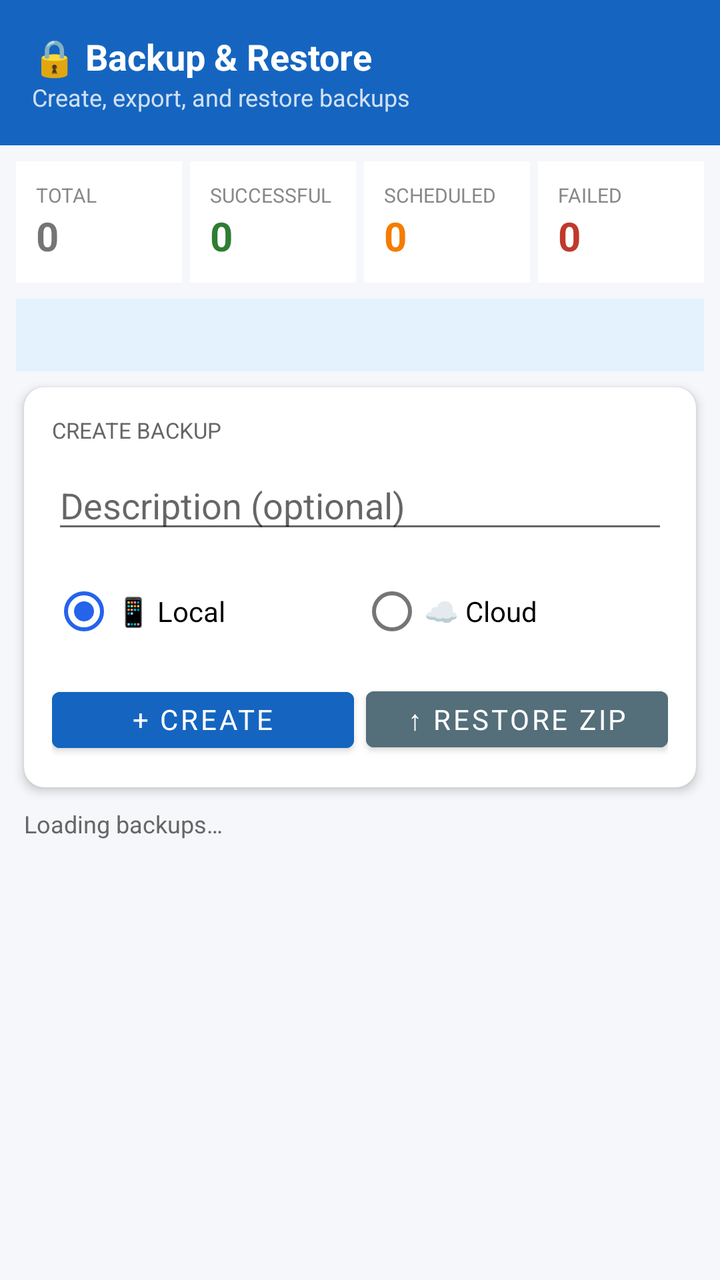
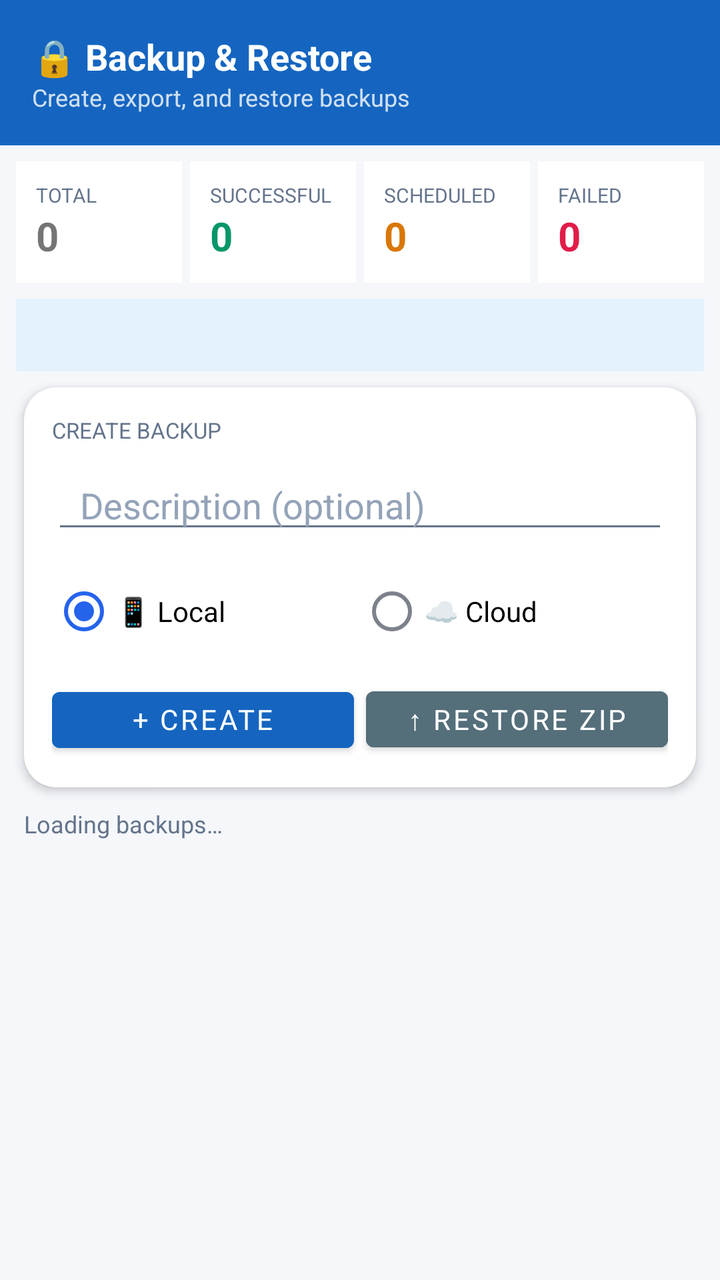

Screens rendered from an Android XML layout before and after an edit, with the pre-edit source and the edit as a unified diff.
<!-- AndroidManifest.xml: application theme Theme.ExpenseOS -->
<!-- res/layout/fragment_backup_zip.xml -->
<?xml version="1.0" encoding="utf-8"?>
<LinearLayout xmlns:android="http://schemas.android.com/apk/res/android"
    xmlns:app="http://schemas.android.com/apk/res-auto"
    android:layout_width="match_parent"
    android:layout_height="match_parent"
    android:background="#F5F7FA"
    android:orientation="vertical">

    
    <LinearLayout
        android:layout_width="match_parent"
        android:layout_height="wrap_content"
        android:background="#1565C0"
        android:orientation="vertical"
        android:padding="16dp">

        <TextView
            android:layout_width="wrap_content"
            android:layout_height="wrap_content"
            android:text="🔒 Backup &amp; Restore"
            android:textColor="@android:color/white"
            android:textSize="18sp"
            android:textStyle="bold" />

        <TextView
            android:layout_width="wrap_content"
            android:layout_height="wrap_content"
            android:text="Create, export, and restore backups"
            android:textColor="#CCFFFFFF"
            android:textSize="12sp" />
    </LinearLayout>

    
    <LinearLayout
        android:layout_width="match_parent"
        android:layout_height="wrap_content"
        android:orientation="horizontal"
        android:padding="8dp">

        <LinearLayout
            android:layout_width="0dp"
            android:layout_height="wrap_content"
            android:layout_marginEnd="4dp"
            android:layout_weight="1"
            android:background="@android:color/white"
            android:orientation="vertical"
            android:padding="10dp">

            <TextView
                android:layout_width="wrap_content"
                android:layout_height="wrap_content"
                android:text="TOTAL"
                android:textColor="#888"
                android:textSize="10sp" />

            <TextView
                android:id="@+id/tv_stat_total"
                android:layout_width="wrap_content"
                android:layout_height="wrap_content"
                android:text="0"
                android:textSize="20sp"
                android:textStyle="bold" />
        </LinearLayout>

        <LinearLayout
            android:layout_width="0dp"
            android:layout_height="wrap_content"
            android:layout_marginEnd="4dp"
            android:layout_weight="1"
            android:background="@android:color/white"
            android:orientation="vertical"
            android:padding="10dp">

            <TextView
                android:layout_width="wrap_content"
                android:layout_height="wrap_content"
                android:text="SUCCESSFUL"
                android:textColor="#888"
                android:textSize="10sp" />

            <TextView
                android:id="@+id/tv_stat_success"
                android:layout_width="wrap_content"
                android:layout_height="wrap_content"
                android:text="0"
                android:textColor="#2E7D32"
                android:textSize="20sp"
                android:textStyle="bold" />
        </LinearLayout>

        <LinearLayout
            android:layout_width="0dp"
            android:layout_height="wrap_content"
            android:layout_marginEnd="4dp"
            android:layout_weight="1"
            android:background="@android:color/white"
            android:orientation="vertical"
            android:padding="10dp">

            <TextView
                android:layout_width="wrap_content"
                android:layout_height="wrap_content"
                android:text="SCHEDULED"
                android:textColor="#888"
                android:textSize="10sp" />

            <TextView
                android:id="@+id/tv_stat_scheduled"
                android:layout_width="wrap_content"
                android:layout_height="wrap_content"
                android:text="0"
                android:textColor="#F57C00"
                android:textSize="20sp"
                android:textStyle="bold" />
        </LinearLayout>

        <LinearLayout
            android:layout_width="0dp"
            android:layout_height="wrap_content"
            android:layout_weight="1"
            android:background="@android:color/white"
            android:orientation="vertical"
            android:padding="10dp">

            <TextView
                android:layout_width="wrap_content"
                android:layout_height="wrap_content"
                android:text="FAILED"
                android:textColor="#888"
                android:textSize="10sp" />

            <TextView
                android:id="@+id/tv_stat_failed"
                android:layout_width="wrap_content"
                android:layout_height="wrap_content"
                android:text="0"
                android:textColor="#C0392B"
                android:textSize="20sp"
                android:textStyle="bold" />
        </LinearLayout>
    </LinearLayout>

    
    <TextView
        android:id="@+id/tv_schedule_banner"
        android:layout_width="match_parent"
        android:layout_height="wrap_content"
        android:layout_marginHorizontal="8dp"
        android:layout_marginBottom="8dp"
        android:background="#E3F2FD"
        android:padding="10dp"
        android:textColor="#1565C0"
        android:textSize="12sp" />

    
    <androidx.cardview.widget.CardView
        android:layout_width="match_parent"
        android:layout_height="wrap_content"
        android:layout_marginHorizontal="12dp"
        android:layout_marginBottom="10dp"
        app:cardCornerRadius="10dp"
        app:cardElevation="3dp">

        <LinearLayout
            android:layout_width="match_parent"
            android:layout_height="wrap_content"
            android:orientation="vertical"
            android:padding="14dp">

            <TextView
                android:layout_width="wrap_content"
                android:layout_height="wrap_content"
                android:layout_marginBottom="8dp"
                android:text="CREATE BACKUP"
                android:textColor="#666"
                android:textSize="11sp" />

            <EditText
                android:id="@+id/et_backup_desc"
                android:layout_width="match_parent"
                android:layout_height="wrap_content"
                android:layout_marginBottom="10dp"
                android:hint="Description (optional)" />

            <RadioGroup
                android:id="@+id/rgBackupMode"
                android:layout_width="match_parent"
                android:layout_height="wrap_content"
                android:layout_marginBottom="10dp"
                android:orientation="horizontal">

                <RadioButton
                    android:id="@+id/rbLocal"
                    android:layout_width="0dp"
                    android:layout_height="wrap_content"
                    android:layout_weight="1"
                    android:checked="true"
                    android:text="📱 Local" />

                <RadioButton
                    android:id="@+id/rbCloud"
                    android:layout_width="0dp"
                    android:layout_height="wrap_content"
                    android:layout_weight="1"
                    android:text="☁ Cloud" />
            </RadioGroup>

            <LinearLayout
                android:layout_width="match_parent"
                android:layout_height="wrap_content"
                android:orientation="horizontal">

                <Button
                    android:id="@+id/btn_create_backup"
                    android:layout_width="0dp"
                    android:layout_height="40dp"
                    android:layout_marginEnd="6dp"
                    android:layout_weight="1"
                    android:backgroundTint="#1565C0"
                    android:text="+ Create Backup"
                    android:textColor="@android:color/white" />

                <Button
                    android:id="@+id/btn_upload_backup"
                    android:layout_width="0dp"
                    android:layout_height="40dp"
                    android:layout_weight="1"
                    android:backgroundTint="#546E7A"
                    android:text="↑ Restore ZIP"
                    android:textColor="@android:color/white" />
            </LinearLayout>
        </LinearLayout>
    </androidx.cardview.widget.CardView>

    
    <TextView
        android:id="@+id/tv_backup_stats"
        android:layout_width="wrap_content"
        android:layout_height="wrap_content"
        android:layout_marginHorizontal="12dp"
        android:layout_marginBottom="6dp"
        android:text="Loading backups…"
        android:textColor="#666"
        android:textSize="12sp" />

    
    <androidx.recyclerview.widget.RecyclerView
        android:id="@+id/rv_backups"
        android:layout_width="match_parent"
        android:layout_height="0dp"
        android:layout_weight="1"
        android:clipToPadding="false"
        android:paddingHorizontal="12dp"
        android:paddingBottom="12dp" />

</LinearLayout>
<!-- resources referenced by this layout -->
<resources>
  <style name="Theme.ExpenseOS" parent="Theme.MaterialComponents.Light.NoActionBar">
          <item name="colorPrimary">@color/primary</item>
          <item name="colorPrimaryDark">@color/primary_dark</item>
          <item name="colorAccent">@color/primary</item>
          <item name="android:windowBackground">@color/bg</item>
          <item name="android:fontFamily">sans-serif</item>
          <item name="android:statusBarColor">@color/primary_dark</item>
      </style>
  <color name="bg">#F8FAFC</color>
  <!-- unchanged entries left out for length: 2 -->
</resources>

<!-- the commit's change to res/layout/fragment_backup_zip.xml (unified diff, before → after) -->
@@ -3,7 +3,7 @@
     xmlns:app="http://schemas.android.com/apk/res-auto"
     android:layout_width="match_parent"
     android:layout_height="match_parent"
-    android:background="#F5F7FA"
+    android:background="@color/bg"
     android:orientation="vertical">
 
     
@@ -42,7 +42,7 @@
             android:layout_height="wrap_content"
             android:layout_marginEnd="4dp"
             android:layout_weight="1"
-            android:background="@android:color/white"
+            android:background="@color/bg_card"
             android:orientation="vertical"
             android:padding="10dp">
 
@@ -50,7 +50,7 @@
                 android:layout_width="wrap_content"
                 android:layout_height="wrap_content"
                 android:text="TOTAL"
-                android:textColor="#888"
+                android:textColor="@color/text_muted"
                 android:textSize="10sp" />
 
             <TextView
@@ -67,7 +67,7 @@
             android:layout_height="wrap_content"
             android:layout_marginEnd="4dp"
             android:layout_weight="1"
-            android:background="@android:color/white"
+            android:background="@color/bg_card"
             android:orientation="vertical"
             android:padding="10dp">
 
@@ -75,7 +75,7 @@
                 android:layout_width="wrap_content"
                 android:layout_height="wrap_content"
                 android:text="SUCCESSFUL"
-                android:textColor="#888"
+                android:textColor="@color/text_muted"
                 android:textSize="10sp" />
 
             <TextView
@@ -83,7 +83,7 @@
                 android:layout_width="wrap_content"
                 android:layout_height="wrap_content"
                 android:text="0"
-                android:textColor="#2E7D32"
+                android:textColor="@color/green"
                 android:textSize="20sp"
                 android:textStyle="bold" />
         </LinearLayout>
@@ -93,7 +93,7 @@
             android:layout_height="wrap_content"
             android:layout_marginEnd="4dp"
             android:layout_weight="1"
-            android:background="@android:color/white"
+            android:background="@color/bg_card"
             android:orientation="vertical"
             android:padding="10dp">
 
@@ -101,7 +101,7 @@
                 android:layout_width="wrap_content"
                 android:layout_height="wrap_content"
                 android:text="SCHEDULED"
-                android:textColor="#888"
+                android:textColor="@color/text_muted"
                 android:textSize="10sp" />
 
             <TextView
@@ -109,16 +109,16 @@
                 android:layout_width="wrap_content"
                 android:layout_height="wrap_content"
                 android:text="0"
-                android:textColor="#F57C00"
-                android:textSize="20sp"
-                android:textStyle="bold" />
-        </LinearLayout>
-
-        <LinearLayout
-            android:layout_width="0dp"
-            android:layout_height="wrap_content"
-            android:layout_weight="1"
-            android:background="@android:color/white"
+                android:textColor="@color/warning"
+                android:textSize="20sp"
+                android:textStyle="bold" />
+        </LinearLayout>
+
+        <LinearLayout
+            android:layout_width="0dp"
+            android:layout_height="wrap_content"
+            android:layout_weight="1"
+            android:background="@color/bg_card"
             android:orientation="vertical"
             android:padding="10dp">
 
@@ -126,7 +126,7 @@
                 android:layout_width="wrap_content"
                 android:layout_height="wrap_content"
                 android:text="FAILED"
-                android:textColor="#888"
+                android:textColor="@color/text_muted"
                 android:textSize="10sp" />
 
             <TextView
@@ -134,7 +134,7 @@
                 android:layout_width="wrap_content"
                 android:layout_height="wrap_content"
                 android:text="0"
-                android:textColor="#C0392B"
+                android:textColor="@color/red"
                 android:textSize="20sp"
                 android:textStyle="bold" />
         </LinearLayout>
@@ -147,9 +147,9 @@
         android:layout_height="wrap_content"
         android:layout_marginHorizontal="8dp"
         android:layout_marginBottom="8dp"
-        android:background="#E3F2FD"
+        android:background="@color/selection"
         android:padding="10dp"
-        android:textColor="#1565C0"
+        android:textColor="@color/primary"
         android:textSize="12sp" />
 
     
@@ -158,7 +158,7 @@
         android:layout_height="wrap_content"
         android:layout_marginHorizontal="12dp"
         android:layout_marginBottom="10dp"
-        app:cardCornerRadius="10dp"
+        app:cardCornerRadius="16dp"
         app:cardElevation="3dp">
 
         <LinearLayout
@@ -172,7 +172,7 @@
                 android:layout_height="wrap_content"
                 android:layout_marginBottom="8dp"
                 android:text="CREATE BACKUP"
-                android:textColor="#666"
+                android:textColor="@color/text_muted"
                 android:textSize="11sp" />
 
             <EditText
@@ -240,7 +240,7 @@
         android:layout_marginHorizontal="12dp"
         android:layout_marginBottom="6dp"
         android:text="Loading backups…"
-        android:textColor="#666"
+        android:textColor="@color/text_muted"
         android:textSize="12sp" />
 
     
<!-- resource entries referenced after the edit -->
@@ -1,14 +1,97 @@
 <!-- resources referenced by this layout -->
 <resources>
-  <style name="Theme.ExpenseOS" parent="Theme.MaterialComponents.Light.NoActionBar">
+  <style name="Theme.ExpenseOS" parent="Theme.MaterialComponents.DayNight.NoActionBar">
           <item name="colorPrimary">@color/primary</item>
+          <item name="colorPrimaryVariant">@color/primary_dark</item>
           <item name="colorPrimaryDark">@color/primary_dark</item>
+          <item name="colorOnPrimary">@color/on_primary</item>
+          <item name="colorSecondary">@color/secondary</item>
+          <item name="colorSecondaryVariant">@color/secondary_dark</item>
+          <item name="colorOnSecondary">@color/on_primary</item>
           <item name="colorAccent">@color/primary</item>
+          <item name="colorSurface">@color/surface</item>
+          <item name="colorOnSurface">@color/text</item>
+          <item name="colorOnBackground">@color/text</item>
+          <item name="colorError">@color/danger</item>
+          <item name="android:colorBackground">@color/bg</item>
           <item name="android:windowBackground">@color/bg</item>
+  
+          <item name="android:textColorPrimary">@color/text</item>
+          <item name="android:textColorSecondary">@color/text_muted</item>
+          <item name="android:textColorHint">@color/text_hint</item>
           <item name="android:fontFamily">sans-serif</item>
-          <item name="android:statusBarColor">@color/primary_dark</item>
+          <item name="fontFamily">sans-serif</item>
+  
+          
+          <item name="android:statusBarColor">@color/bg</item>
+          <item name="android:navigationBarColor">@color/nav_bg</item>
+          <item name="android:windowLightStatusBar">true</item>
+          <item name="android:windowLightNavigationBar" tools:targetApi="o_mr1">true</item>
+          <item name="android:forceDarkAllowed" tools:targetApi="q">false</item>
+  
+          
+          <item name="editTextStyle">@style/Widget.ExpenseOS.EditText</item>
+          <item name="materialAlertDialogTheme">@style/ThemeOverlay.ExpenseOS.Dialog</item>
+          <item name="bottomSheetDialogTheme">@style/ThemeOverlay.ExpenseOS.BottomSheet</item>
+          <item name="android:windowAnimationStyle">@style/Animation.ExpenseOS.Window</item>
+          <item name="android:windowActivityTransitions">true</item>
+          <item name="android:windowContentTransitions">true</item>
       </style>
-  <color name="bg">#F8FAFC</color>
+  <color name="on_primary">#FFFFFF</color>
+  <color name="secondary">#0F766E</color>
+  <color name="secondary_dark">#115E59</color>
+  <color name="surface">#FFFFFF</color>
+  <color name="text">#0F172A</color>
+  <color name="danger">#E11D48</color>
+  <color name="text_hint">#94A3B8</color>
+  <color name="nav_bg">#FFFFFF</color>
+  <style name="Widget.ExpenseOS.EditText" parent="Widget.AppCompat.EditText">
+          <item name="android:textSize">@dimen/type_body</item>
+          <item name="android:textColor">@color/text</item>
+          <item name="android:textColorHint">@color/text_hint</item>
+          <item name="android:paddingStart">14dp</item>
+          <item name="android:paddingEnd">14dp</item>
+          <item name="android:minHeight">@dimen/input_height</item>
+      </style>
+  <style name="ThemeOverlay.ExpenseOS.Dialog" parent="ThemeOverlay.MaterialComponents.MaterialAlertDialog">
+          <item name="colorPrimary">@color/primary</item>
+          <item name="colorSurface">@color/surface</item>
+          <item name="colorOnSurface">@color/text</item>
+          <item name="shapeAppearanceOverlay">@style/ShapeAppearance.ExpenseOS.Dialog</item>
+          <item name="android:windowMinWidthMajor">84%</item>
+          <item name="android:windowMinWidthMinor">84%</item>
+      </style>
+  <style name="ThemeOverlay.ExpenseOS.BottomSheet" parent="ThemeOverlay.MaterialComponents.BottomSheetDialog">
+          <item name="bottomSheetStyle">@style/Widget.ExpenseOS.BottomSheet</item>
+      </style>
+  <style name="Animation.ExpenseOS.Window" parent="@android:style/Animation.Activity">
+          <item name="android:activityOpenEnterAnimation">@anim/screen_enter</item>
+          <item name="android:activityOpenExitAnimation">@anim/screen_exit</item>
+          <item name="android:activityCloseEnterAnimation">@anim/screen_pop_enter</item>
+          <item name="android:activityCloseExitAnimation">@anim/screen_pop_exit</item>
+      </style>
+  <style name="ShapeAppearance.ExpenseOS.Dialog" parent="ShapeAppearance.MaterialComponents.MediumComponent">
+          <item name="cornerFamily">rounded</item>
+          <item name="cornerSize">26dp</item>
+      </style>
+  <style name="Widget.ExpenseOS.BottomSheet" parent="Widget.MaterialComponents.BottomSheet.Modal">
+          <item name="shapeAppearanceOverlay">@style/ShapeAppearance.ExpenseOS.Sheet</item>
+          <item name="backgroundTint">@color/surface</item>
+      </style>
+  <style name="ShapeAppearance.ExpenseOS.Sheet" parent="">
+          <item name="cornerFamily">rounded</item>
+          <item name="cornerSizeTopLeft">26dp</item>
+          <item name="cornerSizeTopRight">26dp</item>
+          <item name="cornerSizeBottomLeft">0dp</item>
+          <item name="cornerSizeBottomRight">0dp</item>
+      </style>
+  <color name="bg">#F5F7FB</color>
+  <color name="bg_card">#FFFFFF</color>
+  <color name="green">#059669</color>
+  <color name="red">#E11D48</color>
+  <color name="selection">#E3F2FD</color>
+  <color name="text_muted">#64748B</color>
+  <color name="warning">#D97706</color>
   <!-- unchanged entries left out for length: 2 -->
 </resources>
 
